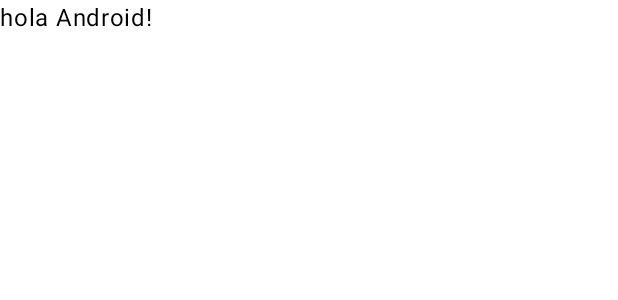
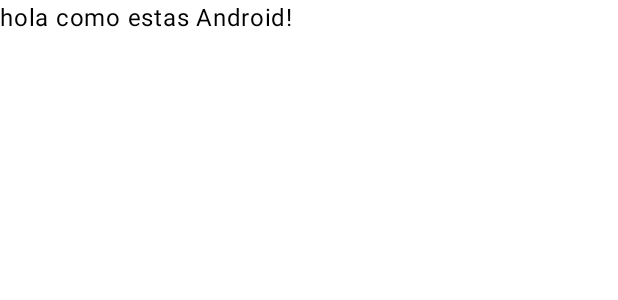
Before and after one commit to cess1/ProyectoMobil, an Android app built with Jetpack Compose: the @Preview function GreetingPreview, on a phone screen of 412 x 824 dp. Shown: the top 300 px of the screen. Run offline under Robolectric (Android 15) with nearby library versions, the phone set to English and light mode, and no system bars.

Commit message:
se modifico el MainActivity

```diff
--- a/app/src/main/java/com/example/proyectomobil/MainActivity.kt
+++ b/app/src/main/java/com/example/proyectomobil/MainActivity.kt
@@ -32,7 +32,7 @@
 @Composable
 fun Greeting(name: String, modifier: Modifier = Modifier) {
     Text(
-        text = "hola $name!",
+        text = "hola como estas $name!",
         modifier = modifier
     )
 }
```
